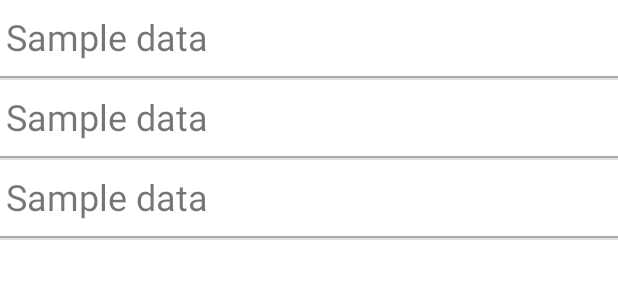
After one commit to senti50/MyPhotoStock, an Android app: the layout activity_scanner_list_of_records.xml on its own in the app's theme, with its tools: preview values and no code run, on a phone screen of 412 x 824 dp. The commit adds this screen. Shown: the top 300 px of the screen. Run offline under Robolectric (Android 15) with nearby library versions, the phone set to English and light mode, and no system bars.

Commit message:
Display records of scanner list + sample data records of scanner list show after touch item Added back button in this activity Added show title of current fragment on ActionBar

```diff
--- a/app/src/main/java/com/example/myphotostock/AlbumsFragment.kt
+++ b/app/src/main/java/com/example/myphotostock/AlbumsFragment.kt
@@ -24,7 +24,7 @@ class AlbumsFragment : Fragment() {
 
     override fun onViewCreated(view: View, savedInstanceState: Bundle?) {
         super.onViewCreated(view, savedInstanceState)
-
+        activity?.setTitle(resources.getString(R.string.albums))
         setupListView()
 
     }
--- a/app/src/main/java/com/example/myphotostock/CameraFragment.kt
+++ b/app/src/main/java/com/example/myphotostock/CameraFragment.kt
@@ -163,6 +163,11 @@ class CameraFragment : Fragment() {
 
     }
 
+    override fun onViewCreated(view: View, savedInstanceState: Bundle?) {
+        super.onViewCreated(view, savedInstanceState)
+        activity?.setTitle(resources.getString(R.string.camera))
+    }
+
     override fun onDestroy() {
         super.onDestroy()
         _binding = null
--- /dev/null
+++ b/app/src/main/res/layout/activity_scanner_list_of_records.xml
@@ -0,0 +1,15 @@
+<?xml version="1.0" encoding="utf-8"?>
+<androidx.constraintlayout.widget.ConstraintLayout xmlns:android="http://schemas.android.com/apk/res/android"
+    xmlns:tools="http://schemas.android.com/tools"
+    android:layout_width="match_parent"
+    android:layout_height="match_parent"
+    tools:context=".ScannerListOfRecordsActivity">
+
+    <ListView
+        android:id="@+id/LV_scanner_records"
+        android:layout_width="match_parent"
+        android:layout_height="match_parent"
+        tools:listitem="@layout/cell_one_title_item"
+        />
+
+</androidx.constraintlayout.widget.ConstraintLayout>
--- a/app/src/main/res/values/strings.xml
+++ b/app/src/main/res/values/strings.xml
@@ -1,7 +1,5 @@
 <resources>
     <string name="app_name">MyPhotoStock</string>
-
-
 
 
     <string name="camera">Camera</string>
```
Also changed, not shown: app/src/main/AndroidManifest.xml (+9 -3 lines), app/src/main/java/com/example/myphotostock/ScannerFragment.kt (+11 -1 lines), app/src/main/java/com/example/myphotostock/ScannerListOfRecordsActivity.kt (added, +56 -0 lines).
